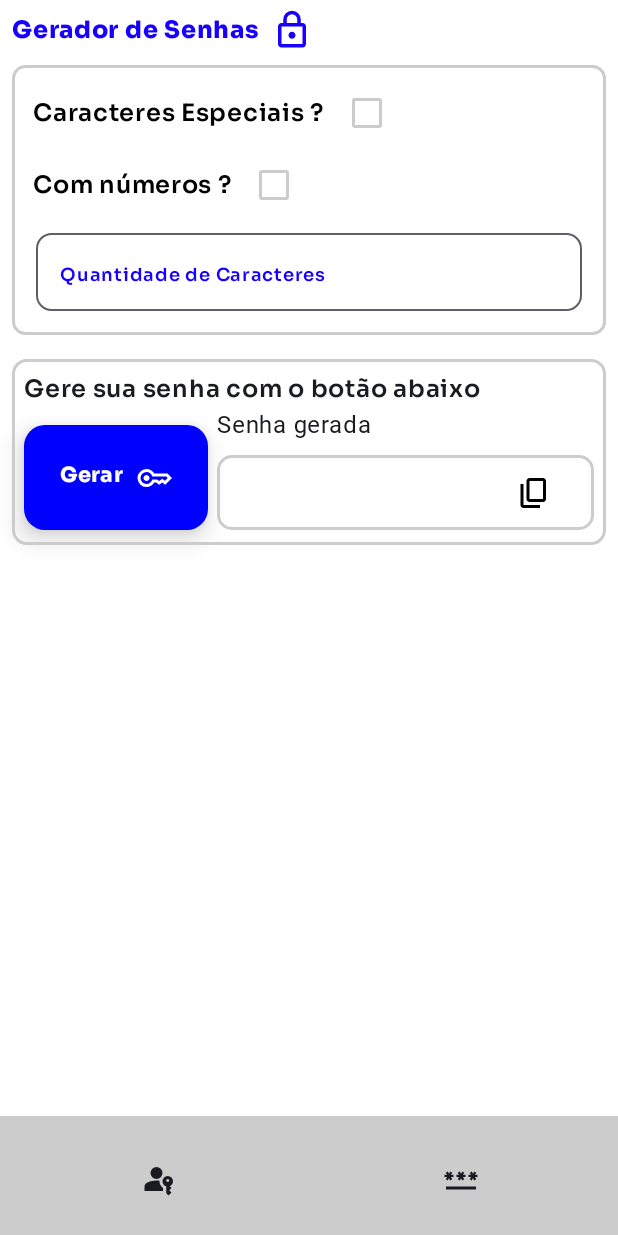
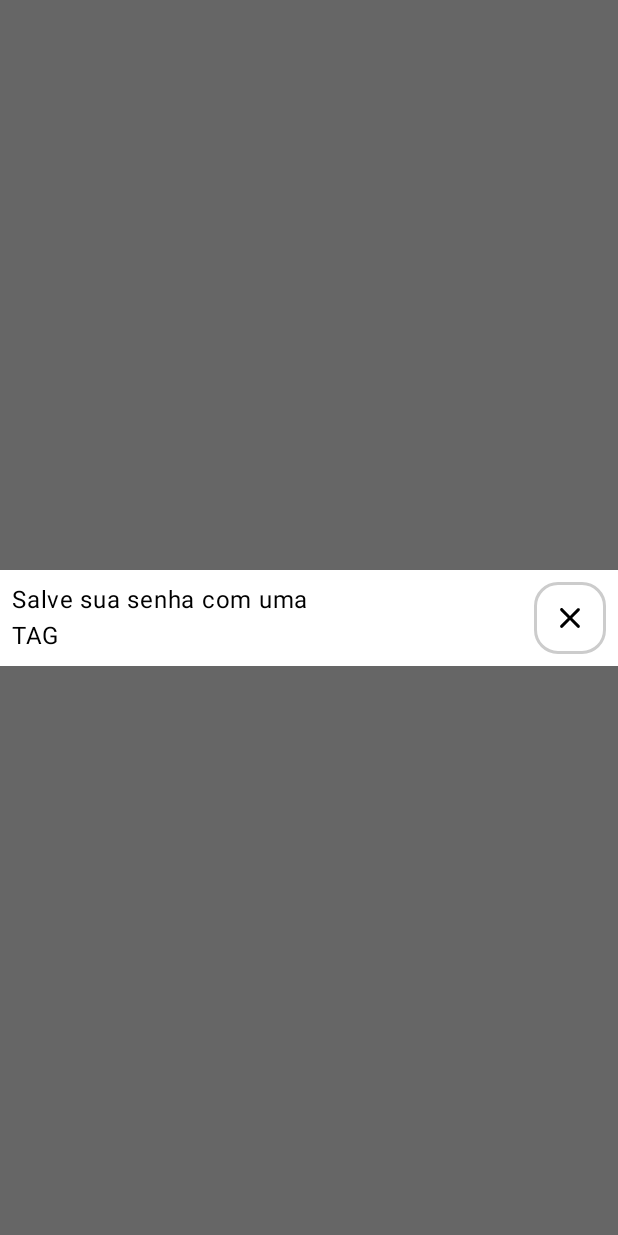
Before and after one commit to Nathan-Nicolau/GeradorSenhas, an Android app built with Jetpack Compose: the @Preview function AppPreview, on a phone screen of 412 x 824 dp. Run offline under Robolectric (Android 15) with nearby library versions, the light colour scheme and no system bars; Roboto replaces fonts that are not available here.

Commit message:
Adição de possibilidade de salvar a sneha gerada

```diff
--- a/app/src/main/java/com/example/geradorsenhas/MainActivity.kt
+++ b/app/src/main/java/com/example/geradorsenhas/MainActivity.kt
@@ -25,8 +25,16 @@ import androidx.compose.foundation.layout.padding
 import androidx.compose.foundation.layout.width
 import androidx.compose.foundation.layout.wrapContentHeight
 import androidx.compose.foundation.layout.wrapContentWidth
+import androidx.compose.foundation.shape.CornerBasedShape
+import androidx.compose.foundation.shape.CutCornerShape
 import androidx.compose.foundation.shape.RoundedCornerShape
 import androidx.compose.foundation.text.KeyboardOptions
+import androidx.compose.material.icons.Icons
+import androidx.compose.material.icons.filled.Close
+import androidx.compose.material.icons.rounded.Close
+import androidx.compose.material.icons.sharp.Close
+import androidx.compose.material.icons.twotone.Close
+import androidx.compose.material3.AlertDialog
 import androidx.compose.material3.BottomAppBar
 import androidx.compose.material3.Button
 import androidx.compose.material3.ButtonDefaults
@@ -36,8 +44,11 @@ import androidx.compose.material3.ElevatedButton
 import androidx.compose.material3.ExperimentalMaterial3Api
 import androidx.compose.material3.Icon
 import androidx.compose.material3.IconButton
+import androidx.compose.material3.IconButtonDefaults
 import androidx.compose.material3.OutlinedTextField
 import androidx.compose.material3.Scaffold
+import androidx.compose.material3.ShapeDefaults
+import androidx.compose.material3.Shapes
 import androidx.compose.material3.Text
 import androidx.compose.material3.TextFieldDefaults
 import androidx.compose.runtime.Composable
@@ -48,16 +59,20 @@ import androidx.compose.runtime.setValue
 import androidx.compose.ui.Alignment
 import androidx.compose.ui.Modifier
 import androidx.compose.ui.graphics.Color
+import androidx.compose.ui.graphics.vector.ImageVector
 import androidx.compose.ui.platform.LocalClipboardManager
 import androidx.compose.ui.platform.LocalContext
 import androidx.compose.ui.res.painterResource
+import androidx.compose.ui.res.vectorResource
 import androidx.compose.ui.text.TextStyle
 import androidx.compose.ui.text.font.FontWeight
 import androidx.compose.ui.text.input.KeyboardType
 import androidx.compose.ui.text.style.TextAlign
 import androidx.compose.ui.tooling.preview.Preview
+import androidx.compose.ui.unit.TextUnit
 import androidx.compose.ui.unit.dp
 import androidx.compose.ui.unit.sp
+import androidx.compose.ui.window.Dialog
 import androidx.core.content.ContextCompat.getSystemService
 import com.example.geradorsenhas.ui.theme.AzulPrincipal
 import com.example.geradorsenhas.ui.theme.GeradorSenhasTheme
@@ -98,6 +113,10 @@ fun App(){
 
     var tagSenha by remember {
         mutableStateOf("")
+    }
+
+    var showDialogSalvar by remember {
+        mutableStateOf(false)
     }
 
     Scaffold(
@@ -321,6 +340,49 @@ fun App(){
             }
         }
 
+@Composable
+fun dialogSalvarSenha(senhaGerada: String){
+    var senhaNova by remember {
+        mutableStateOf("")
+    }
+
+    var mostrar by remember {
+        mutableStateOf(true)
+    }
+
+
+    Dialog(onDismissRequest = { mostrar =  false },
+        content = {
+
+        })
+
+    Dialog(onDismissRequest = {mostrar = false}){
+        Column(modifier = Modifier
+            .fillMaxWidth()
+            .background(Color.White)
+            .padding(8.dp)){
+            Row(modifier = Modifier.fillMaxWidth(),horizontalArrangement = Arrangement.End ){
+
+                Row(modifier = Modifier
+                    .fillMaxWidth()
+                    .weight(1f)){
+                    Text(text = "Salve sua senha com uma TAG", modifier = Modifier.fillMaxWidth())
+                }
+                Row(modifier = Modifier
+                    .fillMaxWidth()
+                    .weight(0.9f)
+                    ,horizontalArrangement = Arrangement.End){
+                    IconButton(onClick = { mostrar = false}, modifier = Modifier
+                        .border(2.dp,Color.LightGray,shape = ShapeDefaults.Large),
+                        colors = IconButtonDefaults.iconButtonColors(contentColor = Color.White)) {
+                        Image(imageVector = Icons.Rounded.Close, contentDescription = null, )
+                    }
+                }
+            }
+        }
+    }
+
+}
 
 fun gerarSenha(temEspeciais: Boolean, temNumeros: Boolean, quantidade: String): String{
 
@@ -427,6 +489,6 @@ fun copiarSenhaAreaTransferencia(context: Context , senhaGerada: String){
 @Composable
 fun AppPreview() {
     GeradorSenhasTheme {
-        App()
+        dialogSalvarSenha("Senha")
     }
 }
```
